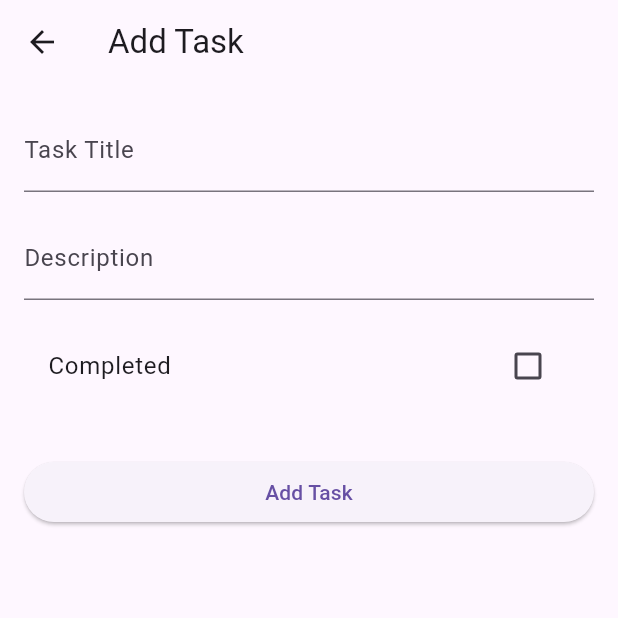
After one commit to yudhisthereal/task_manager_app, a Flutter app: the AddEditTaskScreen screen opened directly, on a phone screen of 412 x 824 dp, the top half of it. The commit adds this screen. Run offline on Flutter 3.47's test engine with Material 3 defaults, Android fonts, the phone set to English and light mode, and no system bars; our stand-ins replace email_validator, equatable, flutter_bloc, shared_preferences, sqflite; accounts and stored records are empty.

Commit message:
task backend and screens

```diff
--- a/lib/blocs/auth/auth_bloc.dart
+++ b/lib/blocs/auth/auth_bloc.dart
@@ -1,5 +1,6 @@
 import 'package:flutter_bloc/flutter_bloc.dart';
 import 'package:equatable/equatable.dart';
+import 'package:task_manager_app/data/local/shared_prefs_helper.dart';
 import '../../data/repositories/auth_repository.dart';
 
 // Events
@@ -27,6 +28,8 @@ class LoginEvent extends AuthEvent {
   @override
   List<Object?> get props => [email, password];
 }
+
+class LogoutEvent extends AuthEvent {}
 
 class ResetPasswordEvent extends AuthEvent {
   final String email;
@@ -65,11 +68,13 @@ class ResetPasswordSuccess extends AuthState {}
 // BLoC
 class AuthBloc extends Bloc<AuthEvent, AuthState> {
   final AuthRepository authRepository;
+  final SharedPrefsHelper sharedPrefsHelper;
 
-  AuthBloc(this.authRepository) : super(AuthInitial()) {
+  AuthBloc(this.authRepository, this.sharedPrefsHelper) : super(AuthInitial()) {
     on<RegisterEvent>(_onRegister);
     on<LoginEvent>(_onLogin);
     on<ResetPasswordEvent>(_onResetPassword);
+    on<LogoutEvent>(_onLogout);
   }
 
   void _onRegister(RegisterEvent event, Emitter<AuthState> emit) async {
@@ -88,6 +93,7 @@ class AuthBloc extends Bloc<AuthEvent, AuthState> {
       final user =
           await authRepository.loginUser(event.email, event.password);
       if (user != null) {
+        await sharedPrefsHelper.saveUserId(user['id']);
         emit(LoginSuccess());
       } else {
         emit(AuthFailure("Invalid Credentials"));
@@ -95,6 +101,11 @@ class AuthBloc extends Bloc<AuthEvent, AuthState> {
     } catch (e) {
       emit(AuthFailure("Login Failed"));
     }
+  }
+
+  void _onLogout(LogoutEvent event, Emitter<AuthState> emit) async {
+    await sharedPrefsHelper.clearUserId();
+    emit(AuthInitial());
   }
 
   void _onResetPassword(
--- /dev/null
+++ b/lib/blocs/tasks/task_bloc.dart
@@ -0,0 +1,125 @@
+import 'package:equatable/equatable.dart';
+import 'package:flutter_bloc/flutter_bloc.dart';
+import 'package:task_manager_app/data/local/shared_prefs_helper.dart';
+import 'package:task_manager_app/data/models/task.dart';
+import 'package:task_manager_app/data/repositories/task_repository.dart';
+
+// Events
+abstract class TaskEvent extends Equatable {
+  @override
+  List<Object?> get props => [];
+}
+
+class FetchTasksEvent extends TaskEvent {}
+
+class AddTaskEvent extends TaskEvent {
+  final Task task;
+
+  AddTaskEvent(this.task);
+
+  @override
+  List<Object?> get props => [task];
+}
+
+class UpdateTaskEvent extends TaskEvent {
+  final Task task;
+
+  UpdateTaskEvent(this.task);
+
+  @override
+  List<Object?> get props => [task];
+}
+
+class RemoveTaskEvent extends TaskEvent {
+  final int id;
+  final int userId;
+
+  RemoveTaskEvent(this.id, this.userId);
+
+  @override
+  List<Object?> get props => [id, userId];
+}
+
+// States
+class TaskState extends Equatable {
+  @override
+  List<Object?> get props => [];
+}
+
+class TaskInitial extends TaskState {}
+
+class TaskLoading extends TaskState {}
+
+class TaskLoaded extends TaskState {
+  final List<Task> tasks;
+
+  TaskLoaded(this.tasks);
+
+  @override
+  List<Object?> get props => [tasks];
+}
+
+class TaskError extends TaskState {
+  final String error;
+
+  TaskError(this.error);
+
+  @override
+  List<Object?> get props => [error];
+}
+
+// Bloc
+class TaskBloc extends Bloc<TaskEvent, TaskState> {
+  final TaskRepository taskRepository;
+
+  TaskBloc(this.taskRepository) : super(TaskInitial()) {
+    on<FetchTasksEvent>(_onFetchTasks);
+    on<AddTaskEvent>(_onAddTask);
+    on<UpdateTaskEvent>(_onUpdateTask);
+    on<RemoveTaskEvent>(_onRemoveTask);
+  }
+
+  void _onFetchTasks(FetchTasksEvent event, Emitter<TaskState> emit) async {
+    emit(TaskLoading());
+    final SharedPrefsHelper sharedPrefsHelper = SharedPrefsHelper();
+    final int? userId = await sharedPrefsHelper.getUserId();
+
+    if (userId != null) {
+      try {
+      final tasks = await taskRepository.fetchUserTasks(userId);
+        emit(TaskLoaded(tasks));
+      } catch (e) {
+        emit(TaskError('Failed to fetch tasks'));
+      }
+    } else {
+      emit(TaskError('No logged-in user'));
+    }
+  }
+
+  void _onAddTask(AddTaskEvent event, Emitter<TaskState> emit) async {
+    try {
+      await taskRepository.addTask(event.task);
+      add(FetchTasksEvent());
+    } catch (e) {
+      emit(TaskError('Failed to add task'));
+    }
+  }
+
+  void _onUpdateTask(UpdateTaskEvent event, Emitter<TaskState> emit) async {
+    try {
+      await taskRepository.updateTask(event.task);
+      add(FetchTasksEvent());
+    } catch (e) {
+      emit(TaskError('Failed to update task'));
+    }
+  }
+
+  void _onRemoveTask(RemoveTaskEvent event, Emitter<TaskState> emit) async {
+    try {
+      await taskRepository.removeTask(event.id, event.userId);
+      add(FetchTasksEvent());
+    } catch (e) {
+      emit(TaskError('Failed to delete task'));
+    }
+  }
+}
--- a/lib/data/local/database_helper.dart
+++ b/lib/data/local/database_helper.dart
@@ -1,9 +1,17 @@
 import 'package:flutter/material.dart';
 import 'package:sqflite/sqflite.dart';
 import 'package:path/path.dart';
+import 'package:task_manager_app/data/models/task.dart';
 
 class DatabaseHelper {
+  static final DatabaseHelper _instance = DatabaseHelper._internal();
   static Database? _database;
+
+  DatabaseHelper._internal();
+
+  factory DatabaseHelper() => _instance;
+
+
 
   Future<Database> get database async {
     if (_database != null) return _database!;
@@ -31,15 +39,58 @@ class DatabaseHelper {
       )
     ''');
 
+
+    await db.execute('''
+      DROP TABLE IF EXISTS tasks;
+    ''');
+
     // Tasks Table
     await db.execute('''
-      CREATE TABLE tasks (
+      CREATE TABLE tasks(
         id INTEGER PRIMARY KEY AUTOINCREMENT,
-        title TEXT,
-        description TEXT,
-        isCompleted INTEGER,
-        userId INTEGER
+        userId INTEGER NOT,
+        title TEXT NOT NULL,
+        description TEXT NOT NULL,
+        isCompleted INTEGER NOT NULL,
+        dueDate TEXT NOT NULL
       )
     ''');
   }
+
+  // CRUD methods
+  Future<int> insertTask(Task task) async {
+    final db = await database;
+    return await db.insert('tasks', task.toMap());
+  }
+
+  Future<List<Task>> getTasksByUser(int userId) async {
+    final db = await database;
+    final maps = await db.query(
+      'tasks',
+      where: 'userId = ?',
+      whereArgs: [userId]
+    );
+
+    return maps.map((map) => Task.fromMap(map)).toList();
+  }
+
+  Future<int> updateTask(Task task) async {
+    final db = await database;
+    return await db.update(
+      'tasks',
+      task.toMap(),
+      where: 'id = ? and userId = ?',
+      whereArgs: [task.id, task.userId]
+    );
+  }
+
+  Future<int> deleteTask(int id, int userId) async {
+    final db = await database;
+    return await db.delete(
+      'tasks',
+      where: 'id = ? and userId = ?',
+      whereArgs: [id, userId]
+    );
+  }
+
 }
--- /dev/null
+++ b/lib/data/models/task.dart
@@ -0,0 +1,57 @@
+class Task {
+  final int? id; // SQLite auto-incremented ID
+  final int userId;
+  final String title;
+  final String? description;
+  final bool isCompleted;
+  final DateTime? dueDate;
+
+  Task({
+    this.id,
+    required this.userId,
+    required this.title,
+    this.description,
+    required this.isCompleted,
+    this.dueDate
+  });
+
+  Task copyWith({
+    int? id,
+    int? userId,
+    String? title,
+    String? description,
+    bool? isCompleted,
+    DateTime? dueDate
+  }) {
+    return Task(
+      id: id ?? this.id,
+      userId: userId ?? this.userId,
+      title: title ?? this.title,
+      description: description ?? this.title,
+      isCompleted: isCompleted ?? this.isCompleted,
+      dueDate: dueDate ?? this.dueDate
+    );
+  }
+
+  Map<String, dynamic> toMap() {
+    return {
+      'id': id,
+      'userId': userId,
+      'title': title,
+      'description': description ?? '',
+      'isCompleted': isCompleted ? 1 : 0,
+      'dueDate': dueDate?.toIso8601String() ?? ''
+    };
+  }
+
+  factory Task.fromMap(Map<String, dynamic> map) {
+    return Task(
+      id: map['id'] as int?,
+      userId: map['userId'] as int,
+      title: map['title'] as String,
+      description: map['description'] as String?,
+      isCompleted: (map['isCompleted'] as int) == 1,
+      dueDate: DateTime.parse(map['dueDate'] as String)
+    );
+  }
+}
--- /dev/null
+++ b/lib/data/repositories/task_repository.dart
@@ -0,0 +1,14 @@
+import 'package:task_manager_app/data/local/database_helper.dart';
+import 'package:task_manager_app/data/models/task.dart';
+
+class TaskRepository {
+  final DatabaseHelper _databaseHelper = DatabaseHelper();
+
+  Future<int> addTask(Task task) => _databaseHelper.insertTask(task);
+
+  Future<List<Task>> fetchUserTasks(int userId) => _databaseHelper.getTasksByUser(userId);
+
+  Future<int> updateTask(Task task) => _databaseHelper.updateTask(task);
+
+  Future<int> removeTask(int id, int userId) => _databaseHelper.deleteTask(id, userId);
+}
--- a/lib/main.dart
+++ b/lib/main.dart
@@ -1,5 +1,6 @@
 import 'package:flutter/material.dart';
 import 'package:flutter_bloc/flutter_bloc.dart';
+import 'package:task_manager_app/data/local/shared_prefs_helper.dart';
 import 'package:task_manager_app/screens/auth/reset_password.dart';
 import 'blocs/auth/auth_bloc.dart';
 import 'data/repositories/auth_repository.dart';
@@ -17,7 +18,7 @@ class MyApp extends StatelessWidget {
   @override
   Widget build(BuildContext context) {
     return BlocProvider(
-      create: (context) => AuthBloc(AuthRepository()),
+      create: (context) => AuthBloc(AuthRepository(), SharedPrefsHelper()),
       child: MaterialApp(
         debugShowCheckedModeBanner: false,
         title: 'Task Manager App',
--- /dev/null
+++ b/lib/screens/tasks/add_edit_task_screen.dart
@@ -0,0 +1,96 @@
+import 'package:flutter/material.dart';
+import 'package:flutter_bloc/flutter_bloc.dart';
+import 'package:task_manager_app/blocs/tasks/task_bloc.dart';
+import 'package:task_manager_app/data/models/task.dart';
+
+class AddEditTaskScreen extends StatefulWidget {
+  final Task? task;
+
+  const AddEditTaskScreen({super.key, this.task});
+
+  @override
+  State<AddEditTaskScreen> createState() => _AddEditTaskScreenState();
+}
+
+class _AddEditTaskScreenState extends State<AddEditTaskScreen> {
+  final _titleController = TextEditingController();
+  final _descriptionController = TextEditingController();
+  bool _isCompleted = false;
+
+  @override
+  void initState() {
+    super.initState();
+    if (widget.task != null) {
+      _titleController.text = widget.task!.title;
+      _descriptionController.text = widget.task!.description ?? '';
+      _isCompleted = widget.task!.isCompleted;
+    }
+  }
+
+  @override
+  Widget build(BuildContext context) {
+    final isEditing = widget.task != null;
+
+    return Scaffold(
+      appBar: AppBar(
+        title: Text(isEditing ? 'Edit Task' : 'Add Task'),
+      ),
+      body: Padding(
+        padding: const EdgeInsets.all(16.0),
+        child: Column(
+          crossAxisAlignment: CrossAxisAlignment.stretch,
+          children: [
+            TextField(
+              controller: _titleController,
+              decoration: const InputDecoration(labelText: 'Task Title'),
+            ),
+            const SizedBox(height: 16),
+            TextField(
+              controller: _descriptionController,
+              decoration: const InputDecoration(labelText: 'Description'),
+            ),
+            const SizedBox(height: 16),
+            CheckboxListTile(
+              title: const Text('Completed'),
+              value: _isCompleted,
+              onChanged: (value) {
+                setState(() {
+                  _isCompleted = value ?? false;
+                });
+              },
+            ),
+            const SizedBox(height: 32),
+            ElevatedButton(
+              onPressed: () {
+                final title = _titleController.text.trim();
+                final description = _descriptionController.text.trim();
+
+                if (title.isEmpty) {
+                  ScaffoldMessenger.of(context).showSnackBar(
+                    const SnackBar(content: Text('Title cannot be empty')),
+                  );
+                  return;
+                }
+
+                final task = Task(
+                  id: widget.task?.id ?? DateTime.now().millisecondsSinceEpoch,
+                  userId: widget.task?.userId ?? 0, // Replace 0 with actual userId
+                  title: title,
+                  description: description.isEmpty ? null : description,
+                  isCompleted: _isCompleted,
+                );
+
+                context.read<TaskBloc>().add(
+                      isEditing ? UpdateTaskEvent(task) : AddTaskEvent(task),
+                    );
+
+                Navigator.pop(context);
+              },
+              child: Text(isEditing ? 'Update Task' : 'Add Task'),
+            ),
+          ],
+        ),
+      ),
+    );
+  }
+}
--- /dev/null
+++ b/lib/screens/tasks/task_list_screen.dart
@@ -0,0 +1,69 @@
+import 'package:flutter/material.dart';
+import 'package:flutter_bloc/flutter_bloc.dart';
+import 'package:task_manager_app/blocs/tasks/task_bloc.dart';
+
+class TaskListScreen extends StatelessWidget {
+  const TaskListScreen({super.key});
+
+  @override
+  Widget build(BuildContext context) {
+    return Scaffold(
+      appBar: AppBar(
+        title: const Text('Your Tasks'),
+        actions: [
+          IconButton(
+            onPressed: () {
+              Navigator.pushNamed(context, '/add-edit-task');
+            },
+            icon: const Icon(Icons.add),
+          ),
+        ],
+      ),
+      body: BlocBuilder<TaskBloc, TaskState>(
+        builder: (context, state) {
+          if (state is TaskLoading) {
+            return const Center(child: CircularProgressIndicator());
+          } else if (state is TaskLoaded) {
+            final tasks = state.tasks;
+
+            if (tasks.isEmpty) {
+              return const Center(
+                child: Text('No tasks found. Add a new task!'),
+              );
+            }
+
+            return ListView.builder(
+              itemCount: tasks.length,
+              itemBuilder: (context, index) {
+                final task = tasks[index];
+                return ListTile(
+                  title: Text(task.title),
+                  subtitle: Text(task.description ?? ''),
+                  trailing: Checkbox(
+                    value: task.isCompleted,
+                    onChanged: (value) {
+                      context.read<TaskBloc>().add(UpdateTaskEvent(
+                            task.copyWith(isCompleted: value ?? false),
+                          ));
+                    },
+                  ),
+                  onTap: () {
+                    Navigator.pushNamed(
+                      context,
+                      '/add-edit-task',
+                      arguments: task,
+                    );
+                  },
+                );
+              },
+            );
+          } else if (state is TaskError) {
+            return Center(child: Text(state.error));
+          } else {
+            return const SizedBox.shrink();
+          }
+        },
+      ),
+    );
+  }
+}
--- a/pubspec.yaml
+++ b/pubspec.yaml
@@ -36,6 +36,7 @@ dependencies:
   http: ^1.1.0
   equatable: ^2.0.5
   email_validator: ^2.1.17
+  shared_preferences: ^2.0.18
 
 
   # The following adds the Cupertino Icons font to your application.
```
Also changed, not shown: lib/data/local/shared_prefs_helper.dart (added, +23 -0 lines), pubspec.lock, 1 other file.
